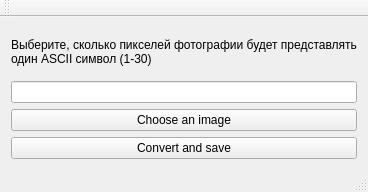
Qt form src/forms/mainwindow.ui (eumorin/JPG-to-ASCII) before a commit.
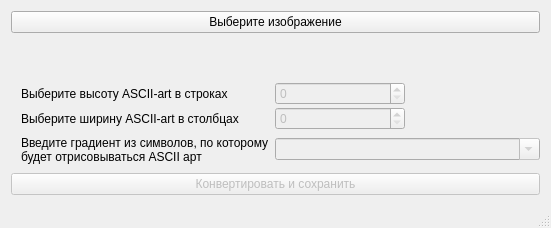
The same form after that commit.

What changed in the file:
```diff
--- a/src/forms/mainwindow.ui
+++ b/src/forms/mainwindow.ui
@@ -6,39 +6,188 @@
    <rect>
     <x>0</x>
     <y>0</y>
-    <width>357</width>
-    <height>192</height>
+    <width>551</width>
+    <height>228</height>
    </rect>
   </property>
+  <property name="minimumSize">
+   <size>
+    <width>551</width>
+    <height>0</height>
+   </size>
+  </property>
+  <property name="maximumSize">
+   <size>
+    <width>16777215</width>
+    <height>16777215</height>
+   </size>
+  </property>
   <property name="windowTitle">
    <string>JPG-to-ASCII</string>
   </property>
   <widget class="QWidget" name="centralWidget">
    <layout class="QVBoxLayout" name="verticalLayout">
-    <item>
-     <widget class="QLabel" name="label">
-      <property name="text">
-       <string>Выберите, сколько пикселей фотографии будет представлять
-один ASCII символ (1-30)</string>
-      </property>
-     </widget>
-    </item>
-    <item>
-     <widget class="QLineEdit" name="lineEdit"/>
-    </item>
     <item>
      <widget class="QPushButton" name="Choose">
+      <property name="enabled">
+       <bool>true</bool>
+      </property>
       <property name="text">
-       <string>Choose an image</string>
+       <string>Выберите изображение</string>
       </property>
      </widget>
     </item>
     <item>
-     <widget class="QPushButton" name="Convert">
-      <property name="text">
-       <string>Convert and save</string>
+     <layout class="QGridLayout" name="gridLayout" columnstretch="0,0,0" rowminimumheight="0,0,0,35">
+      <property name="sizeConstraint">
+       <enum>QLayout::SetMinAndMaxSize</enum>
       </property>
-     </widget>
+      <property name="leftMargin">
+       <number>10</number>
+      </property>
+      <property name="topMargin">
+       <number>0</number>
+      </property>
+      <property name="rightMargin">
+       <number>0</number>
+      </property>
+      <property name="bottomMargin">
+       <number>0</number>
+      </property>
+      <property name="verticalSpacing">
+       <number>2</number>
+      </property>
+      <item row="2" column="0">
+       <widget class="QLabel" name="label_width">
+        <property name="text">
+         <string>Выберите ширину ASCII-art в столбцах </string>
+        </property>
+        <property name="alignment">
+         <set>Qt::AlignLeading|Qt::AlignLeft|Qt::AlignVCenter</set>
+        </property>
+       </widget>
+      </item>
+      <item row="1" column="0">
+       <widget class="QLabel" name="label_height">
+        <property name="text">
+         <string>Выберите высоту ASCII-art в строках</string>
+        </property>
+        <property name="alignment">
+         <set>Qt::AlignLeading|Qt::AlignLeft|Qt::AlignVCenter</set>
+        </property>
+       </widget>
+      </item>
+      <item row="2" column="1">
+       <widget class="QSpinBox" name="yresSpinBox">
+        <property name="enabled">
+         <bool>false</bool>
+        </property>
+       </widget>
+      </item>
+      <item row="0" column="0" colspan="3">
+       <layout class="QVBoxLayout" name="verticalLayout_2" stretch="0">
+        <property name="spacing">
+         <number>0</number>
+        </property>
+        <property name="sizeConstraint">
+         <enum>QLayout::SetMinAndMaxSize</enum>
+        </property>
+        <property name="leftMargin">
+         <number>0</number>
+        </property>
+        <property name="topMargin">
+         <number>0</number>
+        </property>
+        <property name="rightMargin">
+         <number>0</number>
+        </property>
+        <property name="bottomMargin">
+         <number>0</number>
+        </property>
+        <item alignment="Qt::AlignHCenter|Qt::AlignVCenter">
+         <widget class="QLabel" name="label_image">
+          <property name="minimumSize">
+           <size>
+            <width>0</width>
+            <height>0</height>
+           </size>
+          </property>
+          <property name="maximumSize">
+           <size>
+            <width>256</width>
+            <height>144</height>
+           </size>
+          </property>
+          <property name="layoutDirection">
+           <enum>Qt::LeftToRight</enum>
+          </property>
+          <property name="autoFillBackground">
+           <bool>false</bool>
+          </property>
+          <property name="text">
+           <string/>
+          </property>
+          <property name="alignment">
+           <set>Qt::AlignCenter</set>
+          </property>
+          <property name="wordWrap">
+           <bool>false</bool>
+          </property>
+         </widget>
+        </item>
+       </layout>
+      </item>
+      <item row="1" column="1">
+       <widget class="QSpinBox" name="xresSpinBox">
+        <property name="enabled">
+         <bool>false</bool>
+        </property>
+        <property name="frame">
+         <bool>true</bool>
+        </property>
+       </widget>
+      </item>
+      <item row="3" column="0">
+       <widget class="QLabel" name="label_gradient">
+        <property name="text">
+         <string>Введите градиент из символов, по которому будет отрисовываться ASCII арт</string>
+        </property>
+        <property name="wordWrap">
+         <bool>true</bool>
+        </property>
+       </widget>
+      </item>
+      <item row="3" column="1" colspan="2">
+       <widget class="QComboBox" name="combo_gradient">
+        <property name="enabled">
+         <bool>false</bool>
+        </property>
+        <property name="editable">
+         <bool>true</bool>
+        </property>
+       </widget>
+      </item>
+     </layout>
+    </item>
+    <item>
+     <layout class="QVBoxLayout" name="verticalLayout_3">
+      <item>
+       <widget class="QPushButton" name="Convert">
+        <property name="enabled">
+         <bool>false</bool>
+        </property>
+        <property name="text">
+         <string>Конвертировать и сохранить</string>
+        </property>
+        <property name="default">
+         <bool>false</bool>
+        </property>
+        <property name="flat">
+         <bool>false</bool>
+        </property>
+       </widget>
+      </item>
+     </layout>
     </item>
    </layout>
   </widget>
@@ -52,14 +201,6 @@
     </rect>
    </property>
   </widget>
-  <widget class="QToolBar" name="mainToolBar">
-   <attribute name="toolBarArea">
-    <enum>TopToolBarArea</enum>
-   </attribute>
-   <attribute name="toolBarBreak">
-    <bool>false</bool>
-   </attribute>
-  </widget>
   <widget class="QStatusBar" name="statusBar"/>
  </widget>
  <layoutdefault spacing="6" margin="11"/>
```
Left out of the diff: 2 changed lines with no effect on the pictures.
